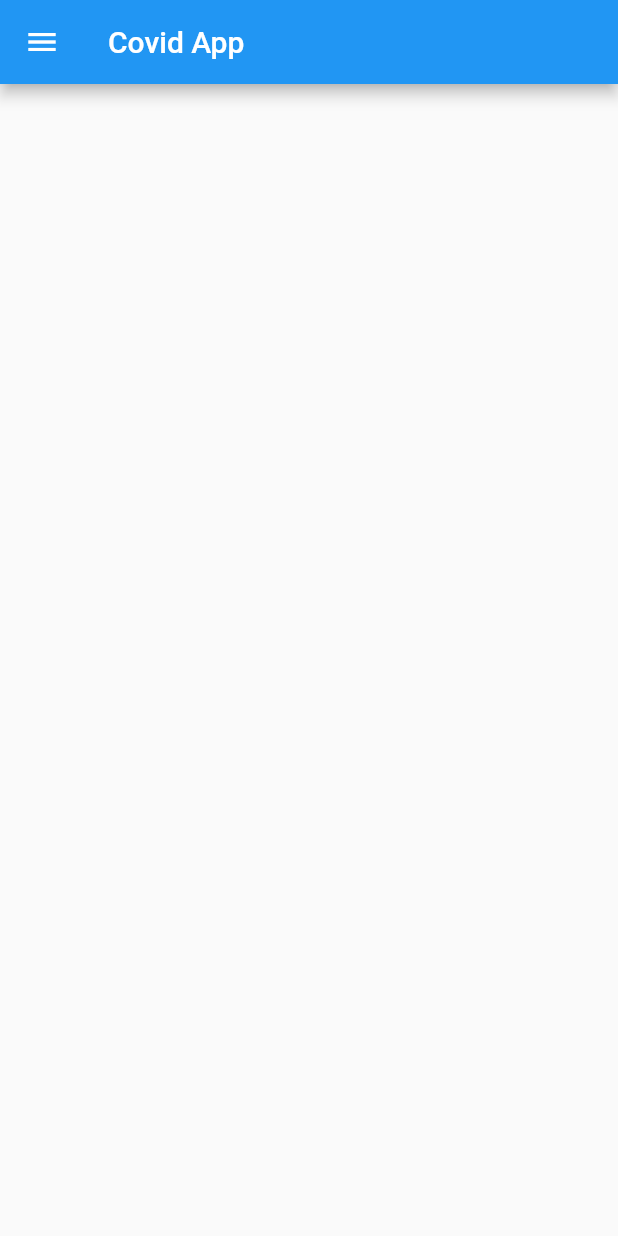
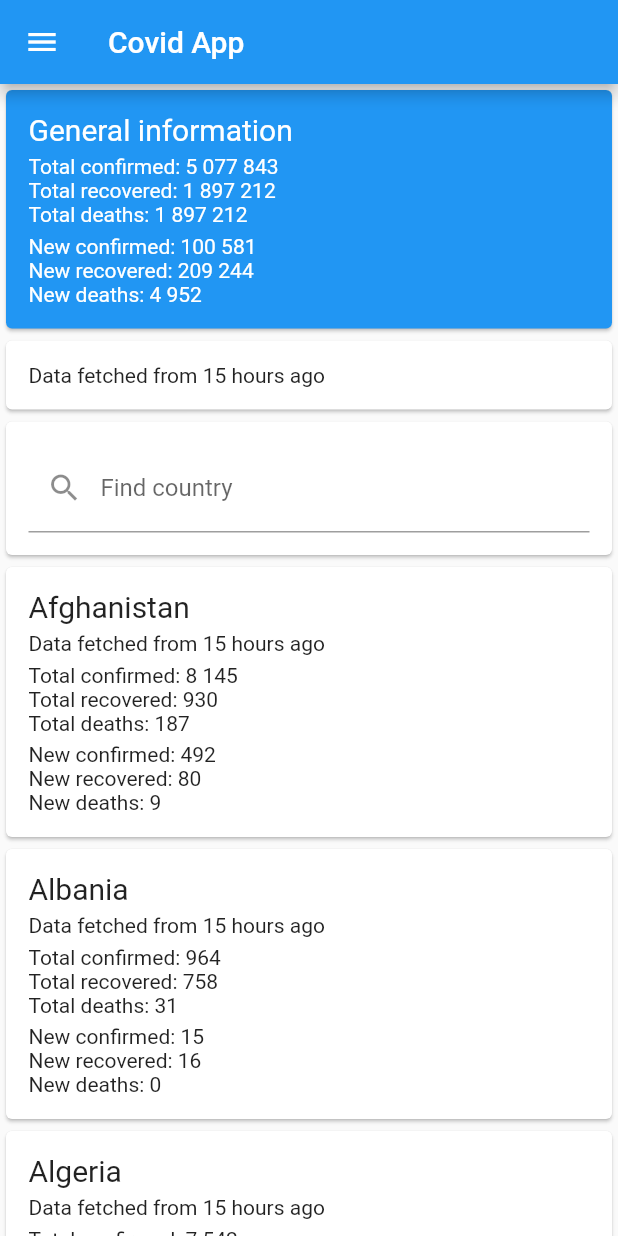
Before and after one commit to SebaLenny/MMS_Lab5_Covid, a Flutter app: the screen it shows after launch, on a phone screen of 412 x 824 dp. Run offline on Flutter 3.47's test engine with Material 2 defaults, Android fonts, the phone set to English and light mode, and no system bars; our stand-ins replace timeago.

Commit message:
Implemented simple version of app with search

```diff
--- a/lib/Models/country.dart
+++ b/lib/Models/country.dart
@@ -1,3 +1,8 @@
+import 'package:covid_app/Utility/dimens.dart';
+import 'package:covid_app/Utility/number_fromatting.dart';
+import 'package:flutter/material.dart';
+import 'package:timeago/timeago.dart' as timeago;
+
 class Country {
   String country;
   String countryCode;
@@ -9,6 +14,10 @@ class Country {
   int newRecovered;
   int totalRecovered;
   DateTime date;
+
+  String get lastUpdate {
+    return timeago.format(date);
+  }
 
   Country(
       {this.country,
@@ -49,4 +58,64 @@ class Country {
     data['Date'] = this.date.toString();
     return data;
   }
+
+  Widget getCard() {
+    return SizedBox(
+      width: double.infinity,
+      child: Card(
+        child: Container(
+          padding: EdgeInsets.all(
+            Dimens.standardDistance,
+          ),
+          child: Column(
+            crossAxisAlignment: CrossAxisAlignment.start,
+            children: <Widget>[
+              Container(
+                padding: EdgeInsets.only(
+                  bottom: Dimens.smallDistance,
+                ),
+                child: Text(
+                  country,
+                  style: TextStyle(
+                    fontSize: Dimens.fontSecodnary,
+                  ),
+                ),
+              ),
+              Container(
+                padding: EdgeInsets.only(
+                  bottom: Dimens.smallDistance,
+                ),
+                child: Text(
+                  "Data fetched from $lastUpdate",
+                ),
+              ),
+              Text(
+                "Total confirmed: ${totalConfirmed.format()}",
+              ),
+              Text(
+                "Total recovered: ${totalRecovered.format()}",
+              ),
+              Container(
+                padding: EdgeInsets.only(
+                  bottom: Dimens.smallDistance,
+                ),
+                child: Text(
+                  "Total deaths: ${totalDeaths.format()}",
+                ),
+              ),
+              Text(
+                "New confirmed: ${newConfirmed.format()}",
+              ),
+              Text(
+                "New recovered: ${newRecovered.format()}",
+              ),
+              Text(
+                "New deaths: ${newDeaths.format()}",
+              ),
+            ],
+          ),
+        ),
+      ),
+    );
+  }
 }
--- a/lib/Models/covid_statistics.dart
+++ b/lib/Models/covid_statistics.dart
@@ -1,10 +1,19 @@
 import 'package:covid_app/Models/country.dart';
 import 'package:covid_app/Models/global.dart';
+import 'package:covid_app/Utility/dimens.dart';
+import 'package:flutter/cupertino.dart';
+import 'package:flutter/material.dart';
+import 'package:timeago/timeago.dart' as timeago;
 
 class CovidStatistics {
   Global global;
   List<Country> countries;
+  List<Country> countriesFiltered;
   DateTime date;
+
+  String get lastUpdate {
+    return timeago.format(date);
+  }
 
   CovidStatistics({this.global, this.countries, this.date});
 
@@ -18,6 +27,7 @@ class CovidStatistics {
       });
     }
     date = DateTime.parse(json['Date']);
+    countriesFiltered = countries;
   }
 
   Map<String, dynamic> toJson() {
@@ -31,4 +41,59 @@ class CovidStatistics {
     data['Date'] = this.date.toString();
     return data;
   }
+
+  void _applyFilter(String filter) {
+    List<Country> list = List<Country>();
+    for (var country in countries) {
+      if (country.country.toLowerCase().contains(filter.toLowerCase())) {
+        list.add(country);
+      }
+      countriesFiltered = list;
+    }
+  }
+
+  Widget getWidget(TextEditingController editingController, Function refresh) {
+    List<Widget> list = List<Widget>();
+    list.add(global.getCard());
+    list.add(
+      Card(
+        child: Container(
+          width: double.infinity,
+          padding: EdgeInsets.all(
+            Dimens.standardDistance,
+          ),
+          child: Text("Data fetched from $lastUpdate"),
+        ),
+      ),
+    );
+    list.add(
+      Card(
+        child: Container(
+          width: double.infinity,
+          padding: EdgeInsets.all(
+            Dimens.standardDistance,
+          ),
+          child: TextField(
+            onChanged: (value) {
+              _applyFilter(value);
+              refresh();
+            },
+            controller: editingController,
+            decoration: InputDecoration(
+              labelText: "Find country",
+              hintText: "Find country",
+              prefixIcon: Icon(Icons.search),
+            ),
+          ),
+        ),
+      ),
+    );
+    for (var country in countriesFiltered) {
+      list.add(country.getCard());
+    }
+
+    return Column(
+      children: list,
+    );
+  }
 }
--- a/lib/Models/global.dart
+++ b/lib/Models/global.dart
@@ -1,3 +1,8 @@
+import 'package:covid_app/Utility/dimens.dart';
+import 'package:flutter/cupertino.dart';
+import 'package:flutter/material.dart';
+import 'package:covid_app/Utility/number_fromatting.dart';
+
 class Global {
   int newConfirmed;
   int totalConfirmed;
@@ -33,4 +38,76 @@ class Global {
     data['TotalRecovered'] = this.totalRecovered;
     return data;
   }
+
+  Widget getCard() {
+    return SizedBox(
+      width: double.infinity,
+      child: Card(
+        color: Colors.blue,
+        child: Container(
+          padding: EdgeInsets.all(
+            Dimens.standardDistance,
+          ),
+          child: Column(
+            crossAxisAlignment: CrossAxisAlignment.start,
+            children: <Widget>[
+              Container(
+                padding: EdgeInsets.only(
+                  bottom: Dimens.smallDistance,
+                ),
+                child: Text(
+                  "General information",
+                  style: TextStyle(
+                    color: Colors.white,
+                    fontSize: Dimens.fontSecodnary,
+                  ),
+                ),
+              ),
+              Text(
+                "Total confirmed: ${totalConfirmed.format()}",
+                style: TextStyle(
+                  color: Colors.white,
+                ),
+              ),
+              Text(
+                "Total recovered: ${totalRecovered.format()}",
+                style: TextStyle(
+                  color: Colors.white,
+                ),
+              ),
+              Container(
+                padding: EdgeInsets.only(
+                  bottom: Dimens.smallDistance,
+                ),
+                child: Text(
+                  "Total deaths: ${totalRecovered.format()}",
+                  style: TextStyle(
+                    color: Colors.white,
+                  ),
+                ),
+              ),
+              Text(
+                "New confirmed: ${newConfirmed.format()}",
+                style: TextStyle(
+                  color: Colors.white,
+                ),
+              ),
+              Text(
+                "New recovered: ${newRecovered.format()}",
+                style: TextStyle(
+                  color: Colors.white,
+                ),
+              ),
+              Text(
+                "New deaths: ${newDeaths.format()}",
+                style: TextStyle(
+                  color: Colors.white,
+                ),
+              ),
+            ],
+          ),
+        ),
+      ),
+    );
+  }
 }
--- /dev/null
+++ b/lib/Utility/number_fromatting.dart
@@ -0,0 +1,8 @@
+import 'package:intl/intl.dart';
+
+extension NumberParsing on int {
+  String format() {
+    final formatter = NumberFormat("#,##0", "pl-PL");
+    return formatter.format(this);
+  }
+}
--- a/lib/data_handler.dart
+++ b/lib/data_handler.dart
@@ -6,7 +6,8 @@ import 'package:covid_app/storage_handler.dart';
 
 class DataHandler {
   static Future<CovidStatistics> provideNewestAvaliableData() async {
-    String data = await RequestHandler.fetchFreshData();
+    // String data = await RequestHandler.fetchFreshData();
+    String data = ""; // TODO: For final release use API
     if (data.isNotEmpty) {
       await StorageHandler.writeStorage(data);
       return CovidStatistics.fromJson(json.decode(data));
--- a/lib/main.dart
+++ b/lib/main.dart
@@ -1,4 +1,7 @@
+import 'package:covid_app/Models/covid_statistics.dart';
+import 'package:covid_app/Utility/dimens.dart';
 import 'package:covid_app/Utility/strings.dart';
+import 'package:covid_app/data_handler.dart';
 import 'package:flutter/material.dart';
 
 import 'menu_drawer.dart';
@@ -28,6 +31,19 @@ class MyHomePage extends StatefulWidget {
 }
 
 class _MyHomePageState extends State<MyHomePage> {
+  Future<CovidStatistics> futureCovidStatistics;
+  TextEditingController editingController = TextEditingController();
+
+  @override
+  void initState() {
+    super.initState();
+    futureCovidStatistics = DataHandler.provideNewestAvaliableData();
+  }
+
+  void refresh() {
+    setState(() {});
+  }
+
   @override
   Widget build(BuildContext context) {
     return Scaffold(
@@ -35,7 +51,22 @@ class _MyHomePageState extends State<MyHomePage> {
         title: Text(widget.title),
       ),
       drawer: MenuDrawer(),
-      body: Center(child: null),
+      body: SingleChildScrollView(
+          child: FutureBuilder<CovidStatistics>(
+        future: futureCovidStatistics,
+        builder: (context, snapshot) {
+          if (snapshot.hasData) {
+            return Column(
+              children: <Widget>[
+                snapshot.data.getWidget(editingController, refresh)
+              ],
+            );
+          } else if (snapshot.hasError) {
+            return Text("${snapshot.error}");
+          }
+          return CircularProgressIndicator();
+        },
+      )),
     );
   }
 }
--- a/pubspec.yaml
+++ b/pubspec.yaml
@@ -26,6 +26,7 @@ dependencies:
   path_provider: ^1.6.8
   timeago: ^2.0.26
   http: ^0.12.1
+  intl: ^0.16.1
 
   # The following adds the Cupertino Icons font to your application.
   # Use with the CupertinoIcons class for iOS style icons.
```
Also changed, not shown: pubspec.lock.
